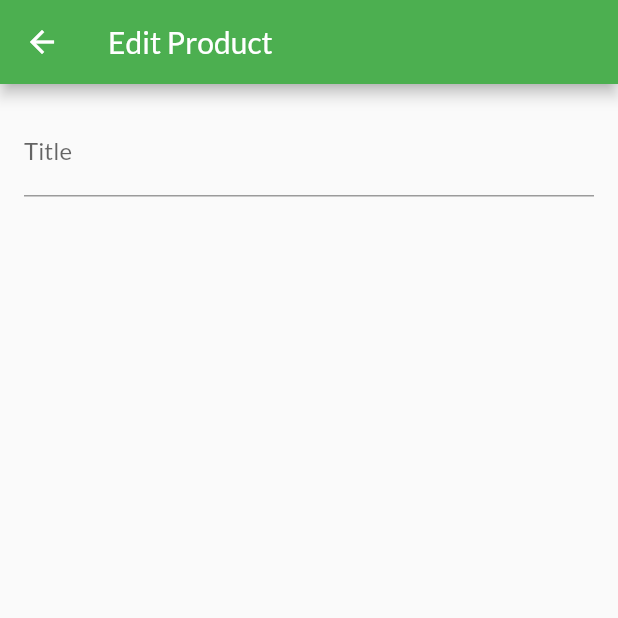
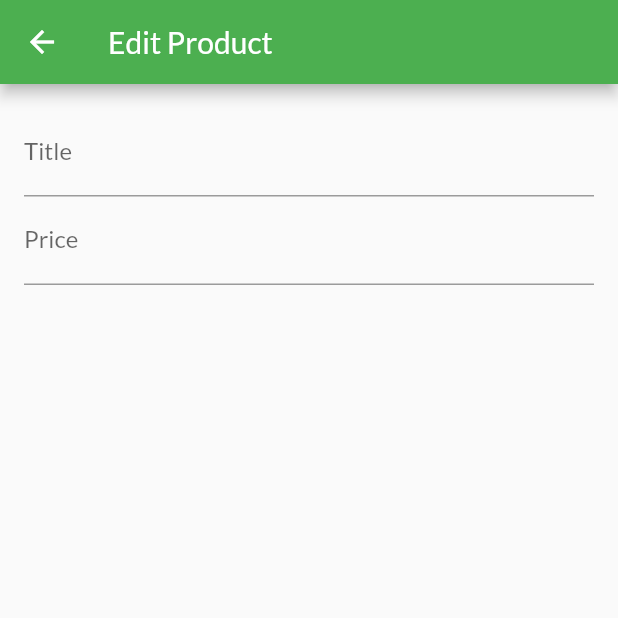
Before and after one commit to Lapatou/Shop_App, a Flutter app: the EditProductScreen screen opened by its route, on a phone screen of 412 x 824 dp, the top half of it. Run offline on Flutter 3.47's test engine with Material 2 defaults, Android fonts, the phone set to English and light mode, and no system bars; network calls fail.

Commit message:
Add Edit product screen form management

```diff
--- a/lib/Screens/edit_product_screen.dart
+++ b/lib/Screens/edit_product_screen.dart
@@ -9,6 +9,8 @@ class EditProductScreen extends StatefulWidget {
 }
 
 class _EditProductScreenState extends State<EditProductScreen> {
+  final _priceFocusNode = FocusNode();
+
   @override
   Widget build(BuildContext context) {
     return Scaffold(
@@ -23,6 +25,15 @@ class _EditProductScreenState extends State<EditProductScreen> {
             TextFormField(
               decoration: const InputDecoration(label: Text("Title")),
               textInputAction: TextInputAction.next,
+              onFieldSubmitted: (value) {
+                FocusScope.of(context).requestFocus(_priceFocusNode);
+              },
+            ),
+            TextFormField(
+              decoration: const InputDecoration(label: Text("Price")),
+              textInputAction: TextInputAction.next,
+              keyboardType: TextInputType.number,
+              focusNode: _priceFocusNode,
             ),
           ],
         )),
```
